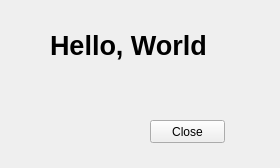
First picture: the form in chap02GUIbasics/samp2_1Hello/widget.ui, repository xiaose-code/Qt5.9Samp, before the edit.
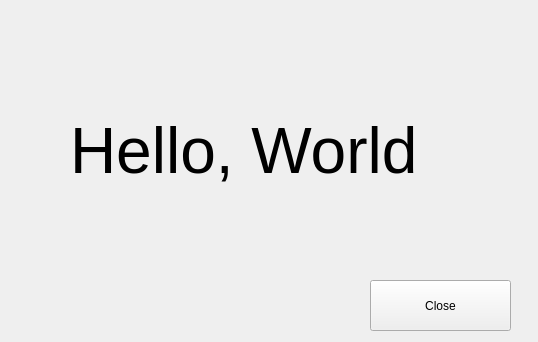
Second picture: the form after the edit.

Diff of the .ui file:
```diff
--- a/chap02GUIbasics/samp2_1Hello/widget.ui
+++ b/chap02GUIbasics/samp2_1Hello/widget.ui
@@ -6,8 +6,8 @@
    <rect>
     <x>0</x>
     <y>0</y>
-    <width>280</width>
-    <height>168</height>
+    <width>538</width>
+    <height>342</height>
    </rect>
   </property>
   <property name="windowTitle">
@@ -16,17 +16,17 @@
   <widget class="QLabel" name="LabDemo">
    <property name="geometry">
     <rect>
-     <x>50</x>
-     <y>20</y>
-     <width>201</width>
-     <height>51</height>
+     <x>70</x>
+     <y>100</y>
+     <width>401</width>
+     <height>101</height>
     </rect>
    </property>
    <property name="font">
     <font>
-     <pointsize>20</pointsize>
-     <weight>75</weight>
-     <bold>true</bold>
+     <pointsize>48</pointsize>
+     <weight>50</weight>
+     <bold>false</bold>
     </font>
    </property>
    <property name="text">
@@ -36,10 +36,10 @@
   <widget class="QPushButton" name="btnClose">
    <property name="geometry">
     <rect>
-     <x>150</x>
-     <y>120</y>
-     <width>75</width>
-     <height>23</height>
+     <x>370</x>
+     <y>280</y>
+     <width>141</width>
+     <height>51</height>
     </rect>
    </property>
    <property name="text">
```
